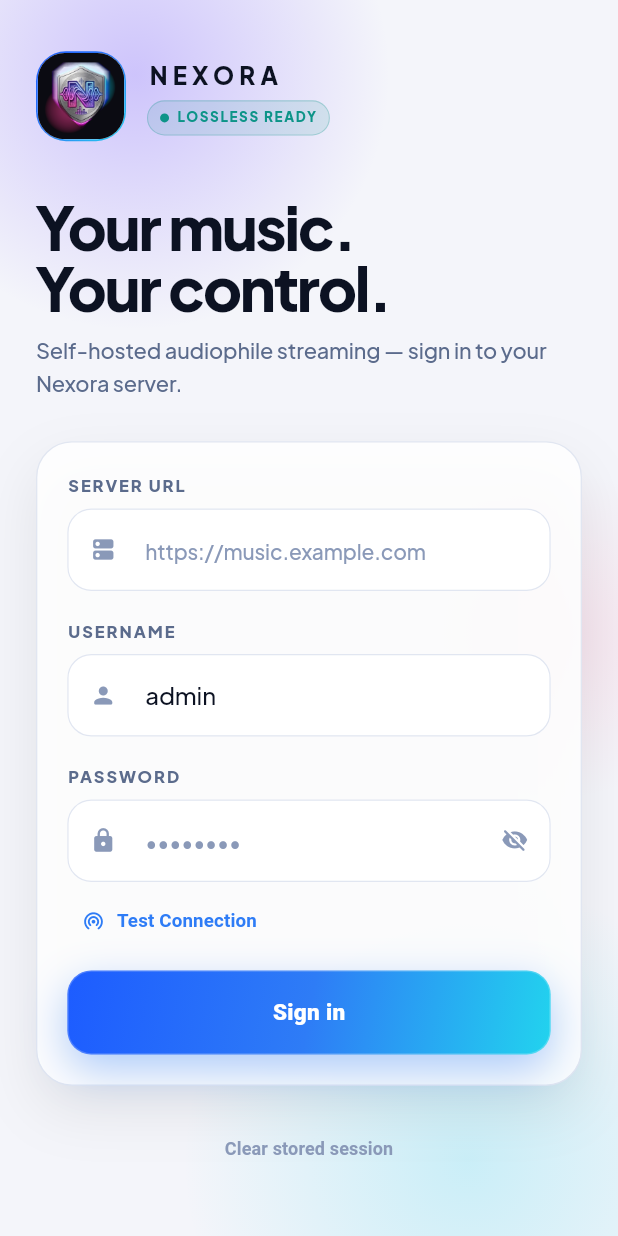
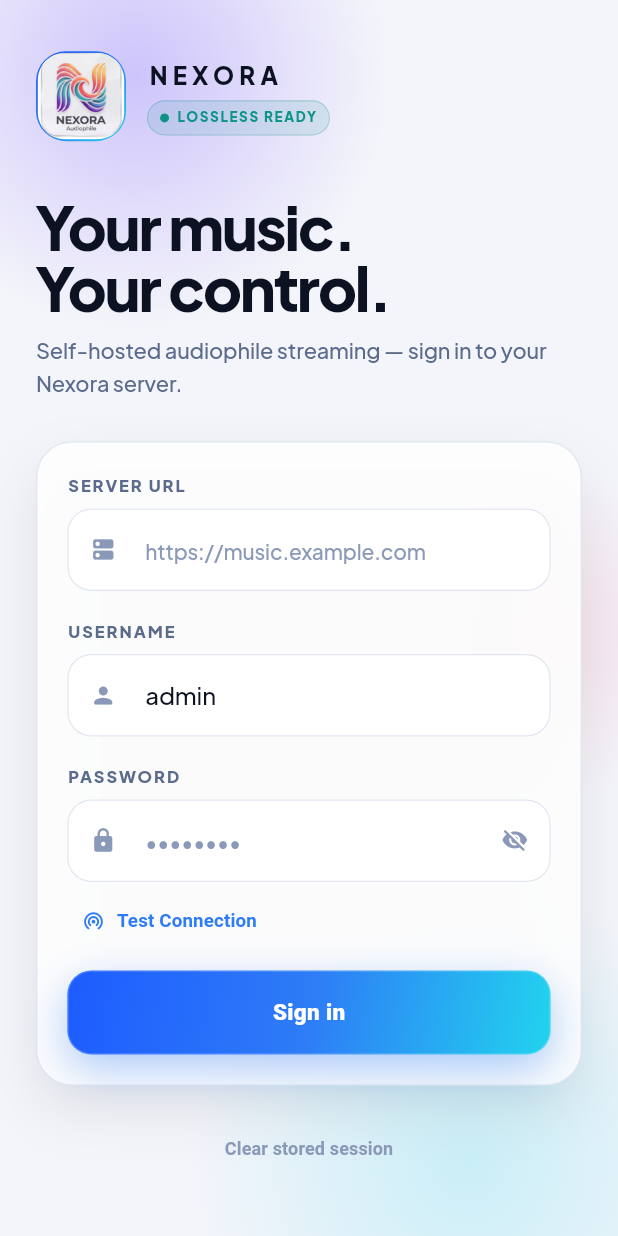
Before and after one commit to suryaprakash251201/Nexora-Audio-Player, a Flutter app: the screen it shows after launch, on a phone screen of 412 x 824 dp. Run offline on Flutter 3.47's test engine with Material 3 defaults, Android fonts, the phone set to English and light mode, and no system bars; our stand-ins replace audio_service, cached_network_image, dio, flutter_cache_manager, flutter_riverpod, flutter_secure_storage and 6 more; missing offline and left inert: audio_session; accounts and stored records are empty; statements that could not run were skipped.

Commit message:
feat(branding): set Nexora logo as app launcher icon
- Add assets/logo.png as single source app logo via flutter_launcher_icons 0.14.4
- Generate Android (legacy + adaptive + monochrome, bg #0B0B12), iOS, macOS, Windows, Web icons
- Fix in-app refs assets/icon.png -> assets/logo.png (login, home, artworkPlaceholder)
- Update web manifest/index branding to Nexora, Linux window title to Nexora
- Remove duplicate assets/Firefly.png

```diff
--- a/lib/core/constants/app_constants.dart
+++ b/lib/core/constants/app_constants.dart
@@ -2,7 +2,7 @@ class AppConstants {
   const AppConstants._();
 
   static const appName = 'Nexora';
-  static const artworkPlaceholder = 'assets/icon.png';
+  static const artworkPlaceholder = 'assets/logo.png';
   static const defaultPaginationLimit = 20;
   static const maxPaginationLimit = 100;
   static const debounceMs = 300;
--- a/lib/features/auth/presentation/login_screen.dart
+++ b/lib/features/auth/presentation/login_screen.dart
@@ -173,7 +173,7 @@ class _LoginScreenState extends ConsumerState<LoginScreen> {
                               child: ClipRRect(
                                 borderRadius: BorderRadius.circular(18),
                                 child: Image.asset(
-                                  'assets/icon.png',
+                                  'assets/logo.png',
                                   fit: BoxFit.cover,
                                   errorBuilder: (_, __, ___) => Icon(
                                     Icons.graphic_eq_rounded,
--- a/lib/features/home/presentation/home_screen.dart
+++ b/lib/features/home/presentation/home_screen.dart
@@ -191,7 +191,7 @@ class _BrandLockup extends StatelessWidget {
           ),
           clipBehavior: Clip.antiAlias,
           child: Image.asset(
-            'assets/icon.png',
+            'assets/logo.png',
             fit: BoxFit.cover,
             errorBuilder: (_, _, _) => NexoraGlyph(
               kind: NexoraGlyphKind.waveform,
```
Also changed, not shown: pubspec.yaml (+27 -0 lines), assets/android-icon-foreground.png (deleted), assets/android-icon-monochrome.png (deleted), assets/favicon.png (deleted), assets/icon.png (deleted), assets/logo.png (added), assets/splash-icon.png (deleted), pubspec.lock, 57 other files.
